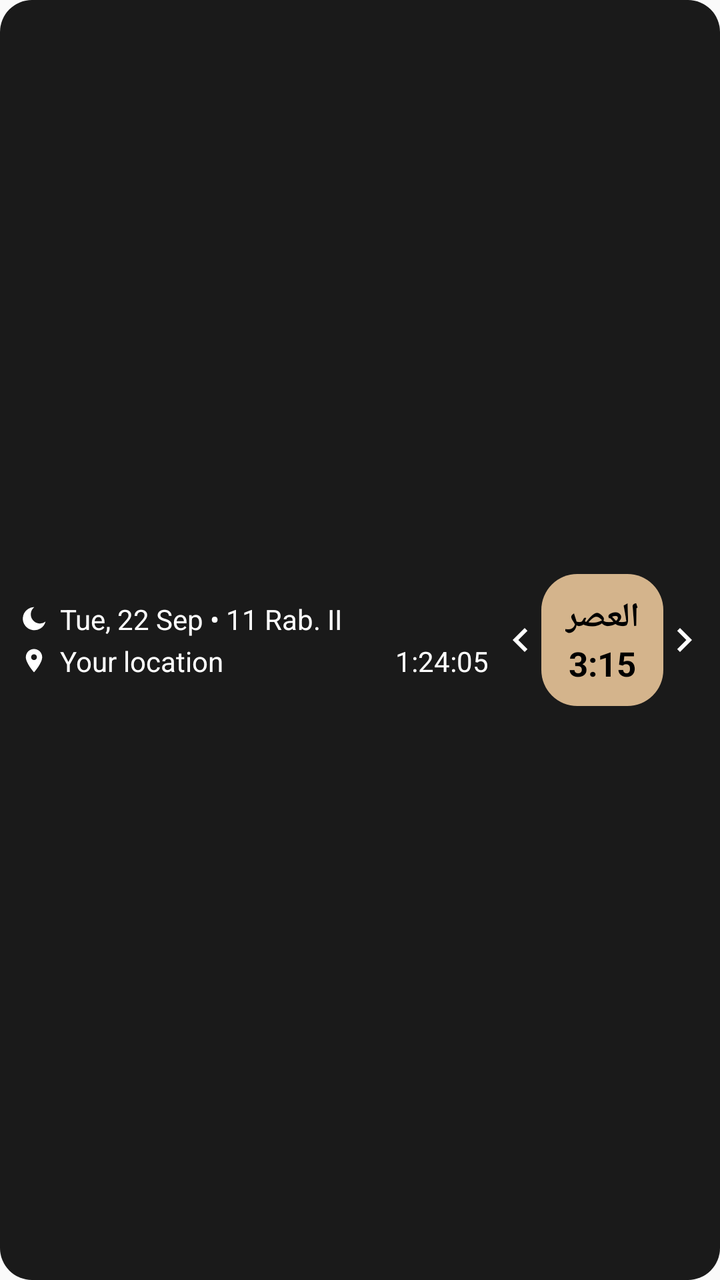
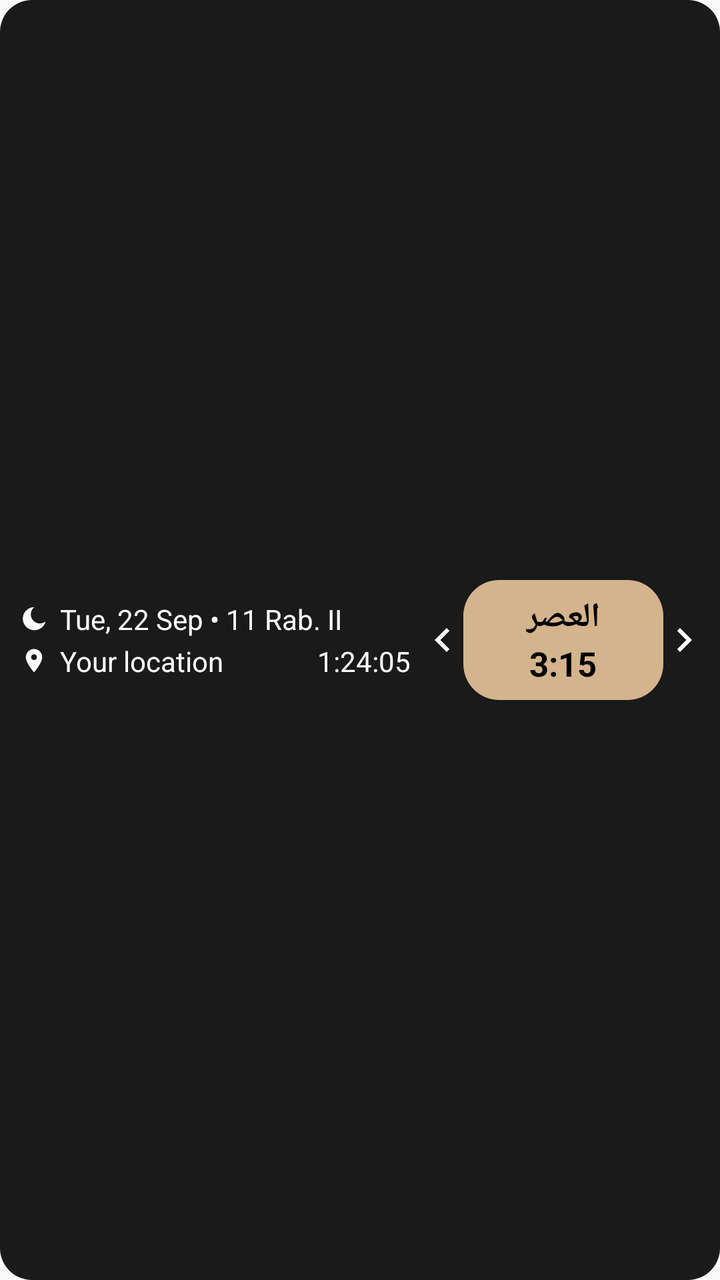

An Android layout rendered at two revisions. The XML below is the earlier revision; the diff shows what the commit changed to produce the second picture.
<!-- AndroidManifest.xml: application theme AppTheme -->
<!-- res/layout/widget_prayer_times_preview.xml -->
<?xml version="1.0" encoding="utf-8"?>
<LinearLayout xmlns:android="http://schemas.android.com/apk/res/android"
    android:layout_width="match_parent"
    android:layout_height="match_parent"
    android:orientation="horizontal"
    android:gravity="center_vertical"
    android:background="@drawable/widget_prayer_background_dark"
    android:paddingStart="6dp"
    android:paddingEnd="6dp"
    android:paddingTop="4dp"
    android:paddingBottom="4dp">

    <LinearLayout
        android:layout_width="0dp"
        android:layout_height="wrap_content"
        android:layout_weight="1"
        android:orientation="vertical"
        android:paddingStart="4dp"
        android:paddingEnd="4dp">

        <LinearLayout
            android:layout_width="match_parent"
            android:layout_height="wrap_content"
            android:orientation="horizontal"
            android:gravity="center_vertical">
            <ImageView
                android:layout_width="14dp"
                android:layout_height="14dp"
                android:layout_marginEnd="6dp"
                android:src="@drawable/widget_ic_moon"
                android:tint="#FFFFFFFF"
                android:contentDescription="@null" />
            <TextView
            android:layout_width="wrap_content"
            android:layout_height="wrap_content"
            android:text="Tue, 22 Sep • 11 Rab. II"
            android:textColor="#FFFFFFFF"
            android:textSize="14sp"
            android:maxLines="1"
            android:ellipsize="end" />
        </LinearLayout>

        <LinearLayout
            android:layout_width="match_parent"
            android:layout_height="wrap_content"
            android:layout_marginTop="2dp"
            android:orientation="horizontal"
            android:gravity="center_vertical">
            <ImageView
                android:layout_width="14dp"
                android:layout_height="14dp"
                android:layout_marginEnd="6dp"
                android:src="@drawable/widget_ic_pin"
                android:tint="#FFFFFFFF"
                android:contentDescription="@null" />
            <TextView
                android:layout_width="0dp"
                android:layout_height="wrap_content"
                android:layout_weight="1"
                android:text="@string/widget_config_sample_place"
                android:textColor="#FFFFFFFF"
                android:textSize="14sp"
                android:maxLines="1"
                android:ellipsize="end" />
            <TextView
            android:layout_width="wrap_content"
            android:layout_height="wrap_content"
            android:text="1:24:05"
            android:textColor="#FFFFFFFF"
            android:textSize="14sp"
            android:maxLines="1" />
        </LinearLayout>
    </LinearLayout>

    <ImageView
        android:layout_width="24dp"
        android:layout_height="40dp"
        android:layout_marginEnd="-2dp"
        android:src="@drawable/widget_chevron_start"
        android:tint="#FFFFFFFF"
        android:scaleType="centerInside"
        android:contentDescription="@null" />

    <LinearLayout
        android:layout_width="wrap_content"
        android:minWidth="@dimen/widget_card_min_width"
        android:layout_height="@dimen/widget_card_height"
        android:orientation="vertical"
        android:gravity="center"
        android:background="@drawable/widget_preview_card"
        android:paddingStart="12dp"
        android:paddingEnd="12dp"
        android:paddingTop="8dp"
        android:paddingBottom="8dp">
        <TextView
            android:layout_width="wrap_content"
            android:layout_height="wrap_content"
            android:text="العصر"
            android:textColor="#FF000000"
            android:textSize="17sp"
            android:textStyle="bold"
            android:maxLines="1" />
        <TextView
            android:layout_width="wrap_content"
            android:layout_height="wrap_content"
            android:text="3:15"
            android:textColor="#FF000000"
            android:textSize="17sp"
            android:textStyle="bold"
            android:maxLines="1" />
    </LinearLayout>

    <ImageView
        android:layout_width="24dp"
        android:layout_height="40dp"
        android:layout_marginStart="-2dp"
        android:src="@drawable/widget_chevron_end"
        android:tint="#FFFFFFFF"
        android:scaleType="centerInside"
        android:contentDescription="@null" />

</LinearLayout>
<!-- resources referenced by this layout -->
<resources>
  <dimen name="widget_card_height">66dp</dimen>
  <dimen name="widget_card_min_width">56dp</dimen>
  <!-- drawable widget_chevron_end (drawable) -->
  <?xml version="1.0" encoding="utf-8"?>
  <vector xmlns:android="http://schemas.android.com/apk/res/android"
      android:width="24dp"
      android:height="24dp"
      android:viewportWidth="24"
      android:viewportHeight="24"
      android:autoMirrored="true"
      android:tint="#000000">
      <path
          android:fillColor="@android:color/white"
          android:pathData="M10,6 L8.59,7.41 13.17,12l-4.58,4.59L10,18l6,-6z" />
  </vector>
  <!-- drawable widget_chevron_start (drawable) -->
  <?xml version="1.0" encoding="utf-8"?>
  <vector xmlns:android="http://schemas.android.com/apk/res/android"
      android:width="24dp"
      android:height="24dp"
      android:viewportWidth="24"
      android:viewportHeight="24"
      android:autoMirrored="true"
      android:tint="#000000">
      <path
          android:fillColor="@android:color/white"
          android:pathData="M15.41,7.41 L14,6 8,12 14,18 15.41,16.59 10.83,12z" />
  </vector>
  <!-- drawable widget_ic_moon (drawable) -->
  <?xml version="1.0" encoding="utf-8"?>
  <vector xmlns:android="http://schemas.android.com/apk/res/android"
      android:width="24dp"
      android:height="24dp"
      android:viewportWidth="24"
      android:viewportHeight="24"
      android:tint="#000000">
      <path
          android:fillColor="@android:color/white"
          android:pathData="M12.3,2.1a9.9,9.9 0,1 0,9.6 12.4A7.7,7.7 0,0 1,12.3 2.1z" />
  </vector>
  <!-- drawable widget_ic_pin (drawable) -->
  <?xml version="1.0" encoding="utf-8"?>
  <vector xmlns:android="http://schemas.android.com/apk/res/android"
      android:width="24dp"
      android:height="24dp"
      android:viewportWidth="24"
      android:viewportHeight="24"
      android:tint="#000000">
      <path
          android:fillColor="@android:color/white"
          android:pathData="M12,2C8.1,2 5,5.1 5,9c0,5.2 7,13 7,13s7,-7.8 7,-13C19,5.1 15.9,2 12,2zM12,11.5A2.5,2.5 0,1 1,12 6.5a2.5,2.5 0,0 1,0 5z" />
  </vector>
  <!-- drawable widget_prayer_background_dark (drawable) -->
  <?xml version="1.0" encoding="utf-8"?>
  <shape xmlns:android="http://schemas.android.com/apk/res/android"
      android:shape="rectangle">
      <solid android:color="#1A1A1A" />
      <corners android:radius="16dp" />
  </shape>
  <!-- drawable widget_preview_card (drawable) -->
  <?xml version="1.0" encoding="utf-8"?>
  <shape xmlns:android="http://schemas.android.com/apk/res/android"
      android:shape="rectangle">
      <solid android:color="#D4B48C" />
      <corners android:radius="18dp" />
  </shape>
  <string name="widget_config_sample_place">Your location</string>
  <style name="AppTheme" parent="Theme.AppCompat.Light.DarkActionBar">
          
          <item name="colorPrimary">@color/colorPrimary</item>
          <item name="colorPrimaryDark">@color/colorPrimaryDark</item>
          <item name="colorAccent">@color/colorAccent</item>
          
          
          <item name="android:windowDrawsSystemBarBackgrounds">true</item>
          <item name="android:statusBarColor">@android:color/transparent</item>
          <item name="android:navigationBarColor">@android:color/transparent</item>
      </style>
  <color name="colorPrimary">#0F7A5A</color>
  <color name="colorPrimaryDark">#000000</color>
  <color name="colorAccent">#D4B48C</color>
</resources>

<!-- the commit's change to res/layout/widget_prayer_times_preview.xml (unified diff, before → after) -->
@@ -82,16 +82,15 @@
         android:contentDescription="@null" />
 
     <LinearLayout
-        android:layout_width="wrap_content"
-        android:minWidth="@dimen/widget_card_min_width"
+        android:layout_width="@dimen/widget_card_width"
         android:layout_height="@dimen/widget_card_height"
         android:orientation="vertical"
         android:gravity="center"
         android:background="@drawable/widget_preview_card"
-        android:paddingStart="12dp"
-        android:paddingEnd="12dp"
-        android:paddingTop="8dp"
-        android:paddingBottom="8dp">
+        android:paddingStart="@dimen/widget_card_padding_h"
+        android:paddingEnd="@dimen/widget_card_padding_h"
+        android:paddingTop="@dimen/widget_card_padding_v"
+        android:paddingBottom="@dimen/widget_card_padding_v">
         <TextView
             android:layout_width="wrap_content"
             android:layout_height="wrap_content"
<!-- resource entries referenced after the edit -->
@@ -1,7 +1,9 @@
 <!-- resources referenced by this layout -->
 <resources>
-  <dimen name="widget_card_height">66dp</dimen>
-  <dimen name="widget_card_min_width">56dp</dimen>
+  <dimen name="widget_card_height">60dp</dimen>
+  <dimen name="widget_card_padding_h">8dp</dimen>
+  <dimen name="widget_card_padding_v">5dp</dimen>
+  <dimen name="widget_card_width">100dp</dimen>
   <!-- drawable widget_chevron_end (drawable) -->
   <?xml version="1.0" encoding="utf-8"?>
   <vector xmlns:android="http://schemas.android.com/apk/res/android"
